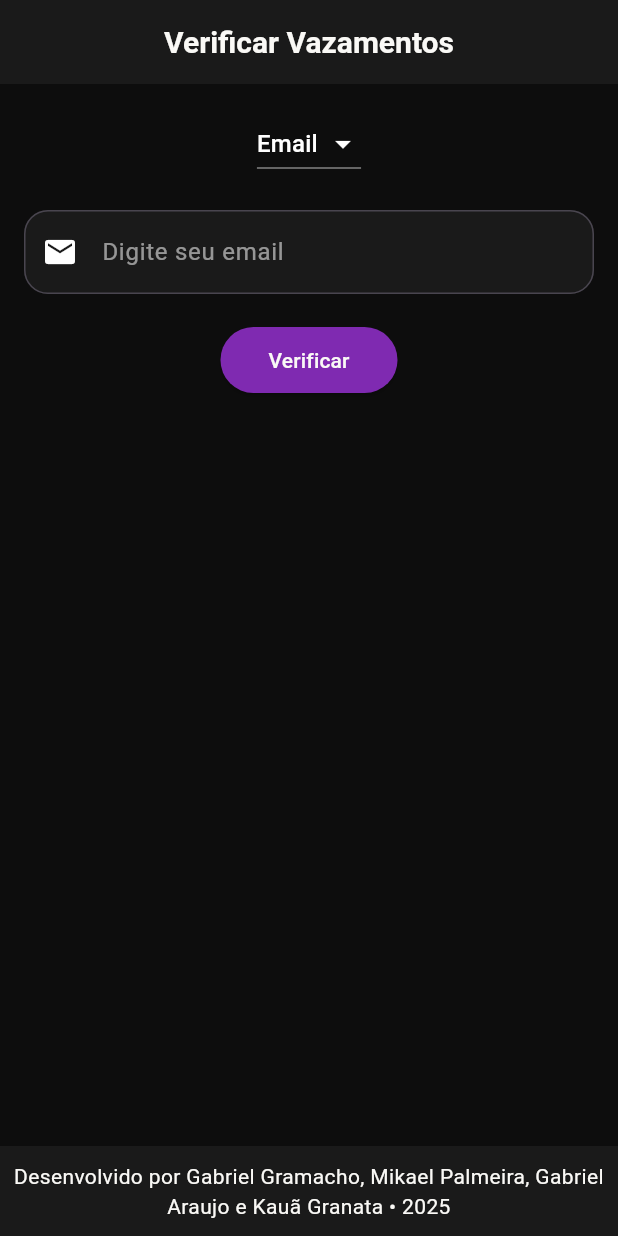
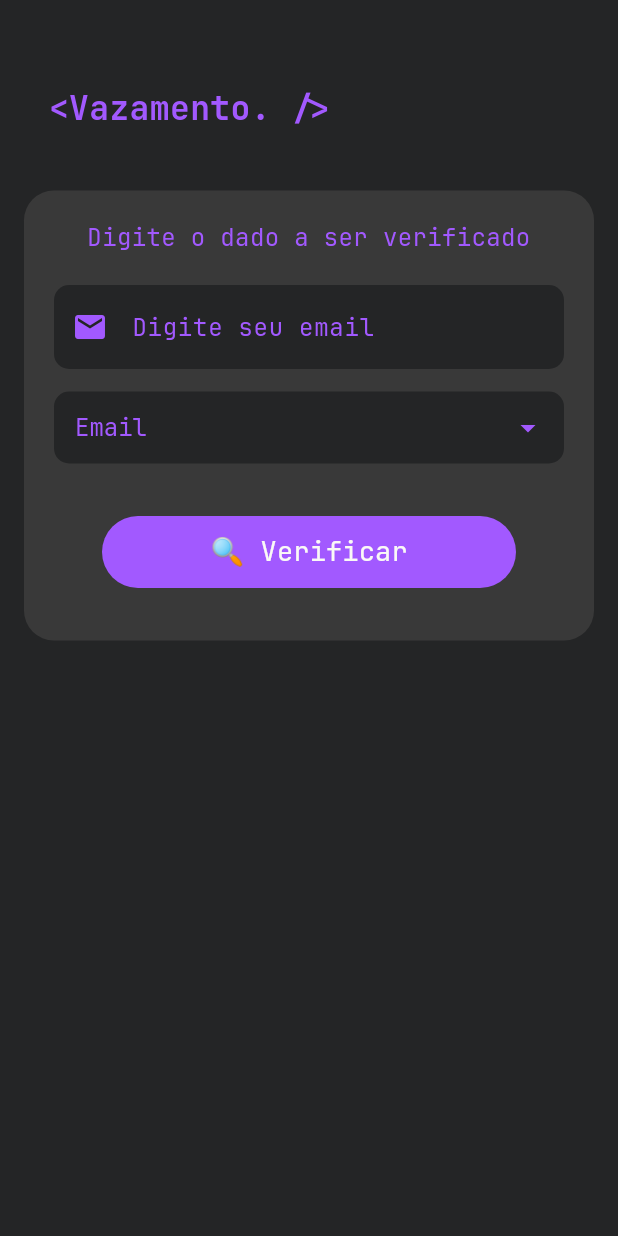
Before and after one commit to Lowpexay/chatbot_sec4you_dart_file_mode, a Flutter app: the LeakCheckerScreen screen opened directly with empty values, on a phone screen of 412 x 824 dp. Run offline on Flutter 3.47's test engine with Material 3 defaults, Android fonts, the phone set to English and light mode, and no system bars; our stand-ins replace flutter_dotenv, image_picker, shared_preferences; accounts and stored records are empty.

Commit message:
- Adicionado novas fonts - Melhorias na navbar - Melhorias na tela de vazamento - Criacao de um arquivo de tema padrao

```diff
--- a/chatbot_sec4you/lib/leak_check_screen.dart
+++ b/chatbot_sec4you/lib/leak_check_screen.dart
@@ -3,9 +3,10 @@ import 'package:http/http.dart' as http;
 import 'dart:convert';
 import 'dart:async';
 import 'package:crypto/crypto.dart';
+import 'core/theme/app_theme.dart';
 
 class LeakCheckerScreen extends StatefulWidget {
-  final Function(int, String) changeTab; // Função para mudar de aba
+  final void Function(int, String) changeTab;
 
   const LeakCheckerScreen({super.key, required this.changeTab});
 
@@ -21,66 +22,60 @@ class _LeakCheckerScreenState extends State<LeakCheckerScreen> {
 
   Future<void> verifyData() async {
     final data = _dataController.text.trim();
-
     if (data.isEmpty) {
       showError('Digite algo para verificar.');
       return;
     }
-
     if (selectedType == 'Email') {
-      if (!isValidEmail(data)) {
+      if (!_isValidEmail(data)) {
         showError('Formato de email inválido.');
         return;
       }
-      await checkEmailLeak(data);
-    } else if (selectedType == 'Senha') {
+      await _checkEmailLeak(data);
+    } else {
       if (data.length < 6) {
         showError('Senha muito curta. Pelo menos 6 caracteres.');
         return;
       }
-      await checkPasswordLeak(data);
+      await _checkPasswordLeak(data);
     }
   }
 
-  bool isValidEmail(String email) {
+  bool _isValidEmail(String email) {
     final emailRegex = RegExp(r'^[\w-\.]+@([\w-]+\.)+[\w-]{2,4}$');
     return emailRegex.hasMatch(email);
   }
 
   void showError(String message) {
-    setState(() {
-      resultMessage = '❌ $message';
-    });
+    setState(() => resultMessage = '❌ $message');
   }
 
-  Future<void> checkPasswordLeak(String password) async {
+  Future<void> _checkPasswordLeak(String password) async {
     setState(() {
       isLoading = true;
       resultMessage = '';
     });
-
-    final sha1Hash = sha1.convert(utf8.encode(password)).toString().toUpperCase();
+    final sha1Hash =
+        sha1.convert(utf8.encode(password)).toString().toUpperCase();
     final prefix = sha1Hash.substring(0, 5);
     final suffix = sha1Hash.substring(5);
 
     final url = Uri.parse('https://api.pwnedpasswords.com/range/$prefix');
     final response = await http.get(url);
-
     if (response.statusCode == 200) {
       final hashes = response.body.split('\n');
       bool found = false;
-
       for (var line in hashes) {
         final parts = line.split(':');
         if (parts[0] == suffix) {
           found = true;
           setState(() {
-            resultMessage = '⚠️ Sua senha foi encontrada em vazamentos (${parts[1]} vezes).';
+            resultMessage =
+                '⚠️ Sua senha foi encontrada em vazamentos (${parts[1]} vezes).';
           });
           break;
         }
       }
-
       if (!found) {
         setState(() {
           resultMessage = '✅ Sua senha NÃO foi encontrada em vazamentos!';
@@ -91,23 +86,16 @@ class _LeakCheckerScreenState extends State<LeakCheckerScreen> {
         resultMessage = '❌ Erro ao consultar a senha.';
       });
     }
-
-    setState(() {
-      isLoading = false;
-    });
-
-    if (resultMessage.contains('⚠️')) {
-      showHelpPopup(resultMessage);
-    }
+    setState(() => isLoading = false);
+    if (resultMessage.contains('⚠️')) _showHelpPopup(resultMessage);
   }
 
-  Future<void> checkEmailLeak(String email) async {
+  Future<void> _checkEmailLeak(String email) async {
     setState(() {
       isLoading = true;
       resultMessage = '';
     });
-
-    // Simulação de vazamento de email
+    await Future.delayed(const Duration(milliseconds: 300)); // simulação
     if (email.endsWith('@test.com') || email.contains('leak')) {
       setState(() {
         resultMessage = '⚠️ O email $email foi encontrado em vazamentos!';
@@ -117,154 +105,254 @@ class _LeakCheckerScreenState extends State<LeakCheckerScreen> {
         resultMessage = '✅ O email $email NÃO foi encontrado em vazamentos!';
       });
     }
-
-    setState(() {
-      isLoading = false;
-    });
-
-    if (resultMessage.contains('⚠️')) {
-      showHelpPopup(resultMessage);
-    }
+    setState(() => isLoading = false);
+    if (resultMessage.contains('⚠️')) _showHelpPopup(resultMessage);
   }
 
-  void showHelpPopup(String message) {
+  void _showHelpPopup(String message) {
     final scaffold = ScaffoldMessenger.of(context);
     scaffold.showSnackBar(
       SnackBar(
         content: Row(
-          mainAxisAlignment: MainAxisAlignment.spaceBetween,
           children: [
-            const Expanded(
+            Expanded(
               child: Text(
-                'Vazamento Detectado! Deseja conversar com o assistente?',
-                style: TextStyle(color: Colors.white),
+                'Vazamento detectado! Deseja falar com o assistente?',
+                style: TextStyle(color: AppTheme.textColor),
               ),
             ),
             TextButton(
               onPressed: () {
                 scaffold.hideCurrentSnackBar();
-                String autoMsg = selectedType == 'Email'
-                    ? "Meu email vazou, o que posso fazer?"
-                    : "Minha senha vazou, o que posso fazer?";
+                final autoMsg = selectedType == 'Email'
+                    ? 'Meu email vazou, o que posso fazer?'
+                    : 'Minha senha vazou, o que posso fazer?';
                 widget.changeTab(0, autoMsg);
               },
-              child: const Text('Sim', style: TextStyle(color: Colors.white)),
+              child: Text('Sim',
+                  style: TextStyle(color: AppTheme.primaryColor)),
             ),
             TextButton(
-              onPressed: () {
-                scaffold.hideCurrentSnackBar();
-              },
-              child: const Text('Não', style: TextStyle(color: Colors.white)),
+              onPressed: scaffold.hideCurrentSnackBar,
+              child: Text('Não',
+                  style: TextStyle(color: AppTheme.textColor)),
             ),
           ],
         ),
-        backgroundColor: const Color(0xFF4b0082),
+        backgroundColor: AppTheme.primaryColor,
         behavior: SnackBarBehavior.floating,
         margin: const EdgeInsets.only(bottom: 30, right: 16, left: 80),
-        shape: RoundedRectangleBorder(borderRadius: BorderRadius.circular(16)),
-        duration: const Duration(seconds: 8),
+        shape: RoundedRectangleBorder(
+            borderRadius: BorderRadius.circular(16)),
+        duration: const Duration(seconds: 6),
       ),
     );
   }
 
   @override
   Widget build(BuildContext context) {
+    final width = MediaQuery.of(context).size.width;
+    final leftPadding = width * 0.0400; // ~35px em telas de 400px
+
     return Scaffold(
-      backgroundColor: const Color(0xFF0D0D0D), // Preto/Cinza
+      backgroundColor: AppTheme.backgroundColor,
       appBar: AppBar(
-        title: const Text(
-          'Verificar Vazamentos',
+        backgroundColor: Colors.transparent,
+        elevation: 0,
+        title: const SizedBox.shrink(),
+      ),
+      body: SingleChildScrollView(
+        padding: const EdgeInsets.symmetric(horizontal: 16),
+        child: Column(
+          children: [
+            // Título ‹Vazamento. /> posicionado responsivamente
+            Padding(
+              padding:
+                  EdgeInsets.only(left: leftPadding, bottom: 40.0),
+              child: Align(
+                alignment: Alignment.centerLeft,
+                child: Text(
+                  '<Vazamento. />',
                   style: TextStyle(
-            color: Color(0xFFFAF9F6), // Branco puro
+                    color: AppTheme.primaryColor,
+                    fontSize: 22,
                     fontWeight: FontWeight.bold,
                   ),
                 ),
-        backgroundColor: const Color(0xFF1A1A1A), // Cinza escuro
-        centerTitle: true,
-        iconTheme: const IconThemeData(color: Color(0xFFFAF9F6)), // Ícones brancos
               ),
-      body: Padding(
-        padding: const EdgeInsets.all(16.0),
+            ),
+
+            // Container principal
+            Container(
+              padding: const EdgeInsets.all(20.0),
+              decoration: BoxDecoration(
+                color: AppTheme.boxColor,
+                borderRadius: BorderRadius.circular(20.0),
+              ),
               child: Column(
+                crossAxisAlignment: CrossAxisAlignment.stretch,
                 children: [
-            DropdownButton<String>(
+                  // Label informativa
+                  Padding(
+                    padding: const EdgeInsets.only(bottom: 10.0),
+                    child: Text(
+                      'Digite o dado a ser verificado',
+                      style: TextStyle(
+                        color: AppTheme.primaryColor,
+                        fontSize: 16,
+                      ),
+                      textAlign: TextAlign.center,
+                    ),
+                  ),
+
+                  const SizedBox(height: 10),
+
+                  // Campo de input
+                  TextField(
+                    controller: _dataController,
+                    enabled: !isLoading,
+                    style: TextStyle(color: AppTheme.textColor),
+                    decoration: InputDecoration(
+                      filled: true,
+                      fillColor: AppTheme.backgroundColor,
+                      prefixIcon: Icon(
+                        selectedType == 'Email'
+                            ? Icons.email
+                            : Icons.lock,
+                        color: AppTheme.primaryColor,
+                      ),
+                      hintText: selectedType == 'Email'
+                          ? 'Digite seu email'
+                          : 'Digite sua senha',
+                      hintStyle: TextStyle(
+                          color: AppTheme.primaryColor),
+                      border: OutlineInputBorder(
+                        borderRadius: BorderRadius.circular(10),
+                        borderSide: BorderSide.none,
+                      ),
+                    ),
+                    obscureText: selectedType == 'Senha',
+                  ),
+
+                  const SizedBox(height: 15),
+
+              DropdownButtonFormField<String>(
                 value: selectedType,
-              dropdownColor: const Color(0xFF1A1A1A), // Cinza escuro
-              iconEnabledColor: Colors.white,
-              items: <String>['Email', 'Senha'].map((String value) {
+
+
+                style: const TextStyle(
+                  fontFamily: 'JetBrainsMono',
+                  color: AppTheme.primaryColor,
+                  fontSize: 16,
+                ),
+
+                dropdownColor: AppTheme.backgroundColor,
+                iconEnabledColor: AppTheme.primaryColor,
+
+                decoration: InputDecoration(
+                  filled: true,
+                  fillColor: AppTheme.backgroundColor,
+                  border: OutlineInputBorder(
+                    borderRadius: BorderRadius.circular(10),
+                    borderSide: BorderSide.none,
+                  ),
+                  contentPadding: const EdgeInsets.symmetric(horizontal: 10.0),
+
+                  // HintStyle (caso use hintText)
+                  hintStyle: const TextStyle(
+                    fontFamily: 'JetBrainsMono',
+                    color: AppTheme.primaryColor,
+                  ),
+                ),
+
+                items: ['Email', 'Senha'].map((v) {
                   return DropdownMenuItem<String>(
-                  value: value,
+                    value: v,
                     child: Text(
-                    value,
-                    style: const TextStyle(color: Colors.white),
+                      v,
+                      style: const TextStyle(
+                        fontFamily: 'JetBrainsMono',
+                        color: AppTheme.primaryColor,
+                        fontSize: 16,
+                      ),
                     ),
                   );
                 }).toList(),
-              onChanged: (newValue) {
+
+                onChanged: (v) {
                   setState(() {
-                  selectedType = newValue!;
+                    selectedType = v!;
                     resultMessage = '';
                   });
                 },
               ),
+
                   const SizedBox(height: 20),
-            TextField(
-              controller: _dataController,
-              enabled: !isLoading,
-              style: const TextStyle(color: Color(0xFFFAF9F6)), // Branco
-              decoration: InputDecoration(
-                prefixIcon: Icon(
-                  selectedType == 'Email' ? Icons.email : Icons.lock,
-                  color: Colors.white,
-                ),
-                hintText: selectedType == 'Email'
-                    ? 'Digite seu email'
-                    : 'Digite sua senha',
-                hintStyle: const TextStyle(color: Colors.white54),
-                filled: true,
-                fillColor: const Color(0xFF1A1A1A), // Cinza escuro
-                border: OutlineInputBorder(
-                  borderRadius: BorderRadius.circular(16),
-                ),
-              ),
-              obscureText: selectedType == 'Senha',
-            ),
-            const SizedBox(height: 20),
+
+                  // Botão de verificação com gradiente
                   ElevatedButton(
                     onPressed: isLoading ? null : verifyData,
                     style: ElevatedButton.styleFrom(
-                backgroundColor: const Color(0xFF7F2AB1), // Roxo claro
-                padding: const EdgeInsets.symmetric(horizontal: 32, vertical: 12),
+                      backgroundColor: Colors.transparent,
+                      shadowColor: Colors.transparent,
+                      padding: const EdgeInsets.symmetric(
+                          horizontal: 32, vertical: 15),
+                      shape: RoundedRectangleBorder(
+                          borderRadius: BorderRadius.circular(30)),
                     ),
+                    child: Ink(
+                      decoration: BoxDecoration(
+                        gradient: LinearGradient(
+                          colors: [
+                            AppTheme.primaryColor,
+                            AppTheme.primaryColor
+                          ],
+                        ),
+                        borderRadius:
+                            BorderRadius.circular(30),
+                      ),
+                      child: Container(
+                        alignment: Alignment.center,
+                        height: 48,
                         child: isLoading
-                  ? const CircularProgressIndicator(color: Color(0xFFFAF9F6)) // Branco
-                  : const Text('Verificar', style: TextStyle(color: Color(0xFFFAF9F6))),
+                            ? SizedBox(
+                                width: 20,
+                                height: 20,
+                                child:
+                                    CircularProgressIndicator(
+                                  color: AppTheme.textColor,
+                                  strokeWidth: 2,
                                 ),
-            const SizedBox(height: 20),
+                              )
+                            : Text(
+                                '🔍 Verificar',
+                                style: TextStyle(
+                                  color: AppTheme.textColor,
+                                  fontSize: 18,
+                                ),
+                              ),
+                      ),
+                    ),
+                  ),
+
+                  // Mensagem de resultado
                   if (resultMessage.isNotEmpty)
-              Text(
+                    Padding(
+                      padding: const EdgeInsets.only(top: 20.0),
+                      child: Text(
                         resultMessage,
-                style: const TextStyle(
-                  color: Color(0xFFFAF9F6), // Branco puro
+                        style: TextStyle(
+                          color: AppTheme.primaryColor,
                           fontSize: 16,
                           fontWeight: FontWeight.bold,
                         ),
                         textAlign: TextAlign.center,
                       ),
+                    ),
                 ],
               ),
             ),
-      bottomNavigationBar: Container(
-        color: const Color(0xFF1A1A1A), // Cinza escuro
-        padding: const EdgeInsets.symmetric(vertical: 10),
-        child: const Text(
-          'Desenvolvido por Gabriel Gramacho, Mikael Palmeira, Gabriel Araujo e Kauã Granata • 2025',
-          style: TextStyle(
-            color: Color(0xFFFAF9F6), // Branco puro
-            fontSize: 14,
-            fontWeight: FontWeight.w400,
-          ),
-          textAlign: TextAlign.center,
+          ],
         ),
       ),
     );
```
Also changed, not shown: chatbot_sec4you/lib/core/theme/app_theme.dart (added, +69 -0 lines), chatbot_sec4you/lib/main.dart (+37 -44 lines), chatbot_sec4you/lib/navbar.dart (added, +105 -0 lines), chatbot_sec4you/pubspec.yaml (+12 -2 lines), chatbot_sec4you/assets/fonts/jetbrains/JetBrainsMono-Bold.ttf (added), chatbot_sec4you/assets/fonts/jetbrains/JetBrainsMono-Italic.ttf (added), chatbot_sec4you/assets/fonts/jetbrains/JetBrainsMono-Regular.ttf (added), chatbot_sec4you/assets/luizinho.png (added). Lines whose indentation alone changed are shown as unchanged.
